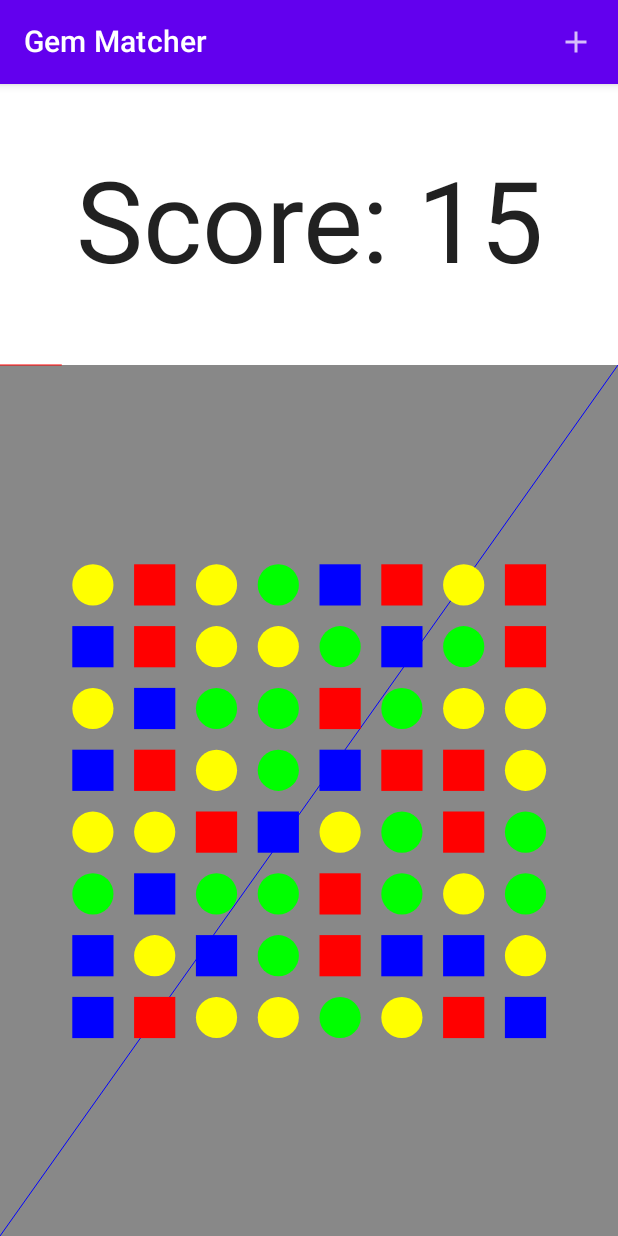
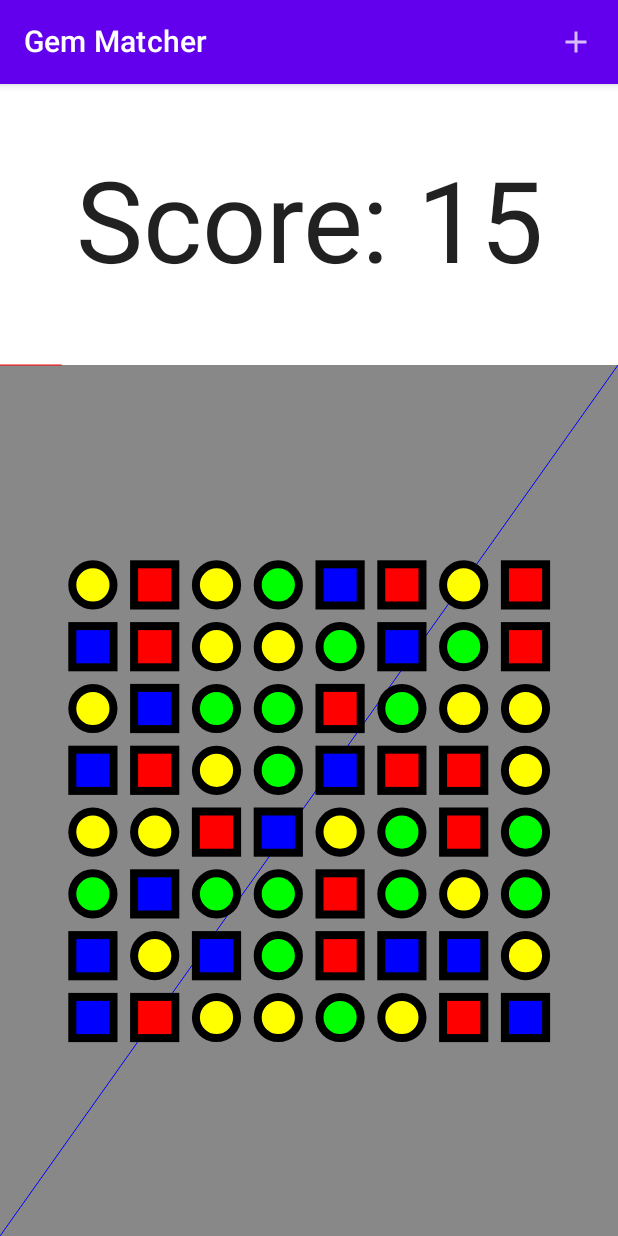
Before and after one commit to emlewis2/HW4, an Android app built with Jetpack Compose: the screen it shows after launch (MainActivity), on a phone screen of 412 x 824 dp. Run offline under Robolectric (Android 15) with nearby library versions, the phone set to English and light mode, and no system bars.

Commit message:
Highlight shape type

```diff
--- a/app/src/main/java/lewis/libby/hw4/Helper.kt
+++ b/app/src/main/java/lewis/libby/hw4/Helper.kt
@@ -21,18 +21,18 @@ const val NUMBER_OF_ROWS = 8
  * You need to define your own shapes rather than the ones I have below, but be sure to keep
  *    [Empty]
  */
-sealed interface Shape
-object Square: Shape
-object Circle: Shape
-object Cross: Shape
-object Diamond: Shape
-object Empty: Shape
+sealed interface ShapeType
+object Square: ShapeType
+object Circle: ShapeType
+object Cross: ShapeType
+object Diamond: ShapeType
+object Empty: ShapeType
 
-//@Immutable
-//data class Shape(
-//    val shapeType: Shape,
-//    val offset: Offset
-//)
+@Immutable
+data class Shape(
+    val shapeType: ShapeType,
+    val offset: Offset
+)
 
 // Removed Shape Types to put in separate file
 
@@ -155,10 +155,10 @@ fun List<Shape>.shiftDown(): List<Shape> {
     for(column in 1..NUMBER_OF_ROWS) {
         for(row in NUMBER_OF_ROWS downTo 2) { // if top is empty, nothing to move into it...
             val shape = mutable[row, column]
-            if (shape == Empty) {
+            if (shape.shapeType == Empty) {
                 // find first non-empty above it and swap
                 for(above in row-1 downTo 1) {
-                    if (mutable[above, column] != Empty) {
+                    if (mutable[above, column].shapeType != Empty) {
                         mutable.swapMutable(row, column, above, column)
                         break
                     }
@@ -175,7 +175,7 @@ fun List<Shape>.shiftDown(): List<Shape> {
  fun List<Shape>.removeMatches(matches: Set<Int>) =
     mapIndexed { n, existingShape ->
         if (n in matches) {
-            Empty
+            Shape(Empty, Offset.Zero)
         } else {
             existingShape
         }
@@ -187,7 +187,7 @@ fun List<Shape>.shiftDown(): List<Shape> {
  */
 fun List<Shape>.replaceEmptiesWithRandoms() =
     map {
-        if (it == Empty) {
+        if (it.shapeType == Empty) {
             randomShape()
         } else {
             it
@@ -200,10 +200,10 @@ private val random = Random(System.currentTimeMillis())
  * Create a random shape. Note that you'll need to replace these with your shapes
  */
 fun randomShape() = when(random.nextInt(4)) {
-    0 -> Square
-    1 -> Circle
-    2 -> Cross
-    else -> Diamond
+    0 -> Shape(Square, Offset.Zero)
+    1 -> Shape(Circle, Offset.Zero)
+    2 -> Shape(Cross, Offset.Zero)
+    else -> Shape(Diamond, Offset.Zero)
 }
 
 //fun randomShape() = when(random.nextInt(1)) {
--- a/app/src/main/java/lewis/libby/hw4/MainActivity.kt
+++ b/app/src/main/java/lewis/libby/hw4/MainActivity.kt
@@ -7,20 +7,25 @@ import androidx.activity.ComponentActivity
 import androidx.activity.compose.setContent
 import androidx.activity.viewModels
 import androidx.compose.foundation.Canvas
+import androidx.compose.foundation.gestures.awaitFirstDown
+import androidx.compose.foundation.gestures.awaitTouchSlopOrCancellation
+import androidx.compose.foundation.gestures.drag
+import androidx.compose.foundation.gestures.forEachGesture
 import androidx.compose.foundation.layout.*
 import androidx.compose.material.*
 import androidx.compose.material.icons.Icons
 import androidx.compose.material.icons.filled.Add
-import androidx.compose.runtime.Composable
-import androidx.compose.runtime.collectAsState
-import androidx.compose.runtime.remember
-import androidx.compose.runtime.rememberCoroutineScope
+import androidx.compose.runtime.*
 import androidx.compose.ui.Alignment
 import androidx.compose.ui.Modifier
 import androidx.compose.ui.geometry.Offset
 import androidx.compose.ui.geometry.Size
 import androidx.compose.ui.graphics.Color
 import androidx.compose.ui.graphics.drawscope.*
+import androidx.compose.ui.input.pointer.PointerInputChange
+import androidx.compose.ui.input.pointer.PointerInputScope
+import androidx.compose.ui.input.pointer.pointerInput
+import androidx.compose.ui.input.pointer.positionChange
 import androidx.compose.ui.platform.LocalDensity
 import androidx.compose.ui.res.stringResource
 import androidx.compose.ui.unit.IntSize
@@ -51,6 +56,10 @@ class MainActivity : ComponentActivity() {
 data class Handlers(
     val onAddScore: (points: Int) -> Unit,
     val gameLogic: (shapeList: List<Shape>) -> Unit,
+//    val onDragStart: (finger: Offset, size: Float) -> Unit,
+//    val onDrag: (Offset) -> Unit,
+//    val onDragEnd: () -> Unit,
+    val onHighLightShape: (finger: Offset, size: Float) -> Unit,
 )
 
 @Composable
@@ -59,7 +68,8 @@ fun Ui(
 ) {
     val scope = rememberCoroutineScope()
     val score = viewModel.score.collectAsState(initial = 0).value
-    val shapes = viewModel.shapes.collectAsState(initial = List(64){Empty}).value
+    val shapes by viewModel.shapes.collectAsState(initial = List(64){Shape(Empty, Offset.Zero)})
+    val highlightShapeType by viewModel.highlightShapeType.collectAsState(initial = null)
 
 //    val location = shapeIndex(0, 0)
 //    val test = shapes[1, 1]
@@ -72,6 +82,14 @@ fun Ui(
                     scope.launch {
                         viewModel.gameLogic(shapeList)
                     }
+            },
+//            onDragStart = { finger, size -> viewModel.startDrag(finger, size) },
+//            onDrag = { offset -> viewModel.drag(offset) },
+//            onDragEnd = { viewModel.endDrag() },
+            onHighLightShape = { finger, size ->
+                scope.launch{
+                    viewModel.highlightShape(finger, size)
+                }
             }
         )
     }
@@ -82,6 +100,7 @@ fun Ui(
         shapes = shapes,
         handlers = handlers,
         updateGems = viewModel::updateGems,
+        highlightShapeType = highlightShapeType,
 //        updateShapes = viewModel::updateShapes,
         modifier = Modifier.fillMaxSize()
     )
@@ -96,6 +115,7 @@ fun Graph(
     shapes: List<Shape>,
     updateGems: (List<Shape>) -> Unit,
     handlers: Handlers,
+    highlightShapeType: ShapeType?,
 //    updateShapes: (newShapes: List<Shape>) -> Unit,
     modifier: Modifier
 ) {
@@ -104,12 +124,14 @@ fun Graph(
 //        const val NUMBER_OF_ROWS = 8
 //        val scope = rememberCoroutineScope()
 
-        fun DrawScope.drawCircle(x: Float, y: Float, outlineColor: Color, shapeOffsetPx: Float, shapeCenter: Offset, radius: Float, outline: DrawStyle) {
-            translate(x + shapeOffsetPx, y + shapeOffsetPx) {
-                drawCircle(color = Color.Green, center = shapeCenter, radius = radius, style = Fill)
-                drawCircle(color = outlineColor, center = shapeCenter, radius = radius, style = outline)
-            }
-        }
+        var finger by remember { mutableStateOf(Offset.Zero) }
+
+//        fun DrawScope.drawCircle(x: Float, y: Float, outlineColor: Color, shapeOffsetPx: Float, shapeCenter: Offset, radius: Float, outline: DrawStyle) {
+//            translate(x + shapeOffsetPx, y + shapeOffsetPx) {
+//                drawCircle(color = Color.Green, center = shapeCenter, radius = radius, style = Fill)
+//                drawCircle(color = outlineColor, center = shapeCenter, radius = radius, style = outline)
+//            }
+//        }
 
 //        val testList = List(5) {Circle}
 //        val currentPosition = testList[0,0]
@@ -172,6 +194,17 @@ fun Graph(
                         Canvas(
                             modifier = Modifier
                                 .fillMaxSize()
+                                .pointerInput(handlers) {
+                                    detectTapDragGestures(
+                                        onTap = {
+                                            Log.d("OnTap", "")
+                                            finger = it
+                                            handlers.onHighLightShape(
+                                                finger, min(size.width, size.height)/10f
+                                            )
+                                        }
+                                    )
+                                }
 //                                .height(100.dp)
                             //                            .padding(vertical = 50.dp)
                         ) {
@@ -214,7 +247,7 @@ fun Graph(
 //                            val currentPosition = shapes.get(0, 0)
 //                            Log.d("Current Position", currentPosition.toString())
 
-                            val outlineColor = Color.Black
+//                            val outlineColor = Color.Black
 
 //                            var newList = shapes.replaceEmptiesWithRandoms()
 
@@ -277,11 +310,32 @@ fun Graph(
 //                                            Log.d("Inside", row.toString())
 //                                            val currentPosition = shapes.get(row, column)
 //                                            Log.d("Shape", currentPosition.toString())
-                                            when(shapes[row+1, column+1]) {
-                                                Circle -> drawCircle(color = Color.Yellow, center = shapeCenter, radius = radius)
-                                                Square ->  drawRect(color = Color.Blue, size = Size(shapeSize, shapeSize), topLeft = Offset(shapeOffset, shapeOffset))
-                                                Diamond -> drawRect(color = Color.Red, size = Size(shapeSize, shapeSize), topLeft = Offset(shapeOffset, shapeOffset))
-                                                Cross -> drawCircle(color = Color.Green, center = shapeCenter, radius = radius)
+                                            val shape = shapes[row+1, column+1]
+                                            when(shape.shapeType) {
+                                                Circle -> {
+                                                    val outlineColor =
+                                                        if (shape.shapeType == highlightShapeType) Color.Magenta else Color.Black
+                                                    drawCircle(color = Color.Yellow, center = shapeCenter, radius = radius)
+                                                    drawCircle(color = outlineColor, center = shapeCenter, radius = radius, style = outline)
+                                                }
+                                                Square ->  {
+                                                    val outlineColor =
+                                                        if (shape.shapeType == highlightShapeType) Color.Magenta else Color.Black
+                                                    drawRect(color = Color.Blue, size = Size(shapeSize, shapeSize), topLeft = Offset(shapeOffset, shapeOffset))
+                                                    drawRect(color = outlineColor, size = Size(shapeSize, shapeSize), topLeft = Offset(shapeOffset, shapeOffset), style = outline)
+                                                }
+                                                Diamond -> {
+                                                    val outlineColor =
+                                                        if (shape.shapeType == highlightShapeType) Color.Magenta else Color.Black
+                                                    drawRect(color = Color.Red, size = Size(shapeSize, shapeSize), topLeft = Offset(shapeOffset, shapeOffset))
+                                                    drawRect(color = outlineColor, size = Size(shapeSize, shapeSize), topLeft = Offset(shapeOffset, shapeOffset), style = outline)
+                                                }
+                                                Cross -> {
+                                                    val outlineColor =
+                                                        if (shape.shapeType == highlightShapeType) Color.Magenta else Color.Black
+                                                    drawCircle(color = Color.Green, center = shapeCenter, radius = radius)
+                                                    drawCircle(color = outlineColor, center = shapeCenter, radius = radius, style = outline)
+                                                }
                                                 Empty -> {}
                                             }
 //                                            Log.d("Inside", row.toString())
@@ -340,3 +394,62 @@ fun Graph(
         )
     }
 }
+
+// Gesture detector for taps and drags
+// Copied from DragGestureDetector.kt in Jetpack Compose
+// LICENSE: Apache 2.0
+/*
+ * Copyright 2020 The Android Open Source Project
+ *
+ * Licensed under the Apache License, Version 2.0 (the "License");
+ * you may not use this file except in compliance with the License.
+ * You may obtain a copy of the License at
+ *
+ *      http://www.apache.org/licenses/LICENSE-2.0
+ *
+ * Unless required by applicable law or agreed to in writing, software
+ * distributed under the License is distributed on an "AS IS" BASIS,
+ * WITHOUT WARRANTIES OR CONDITIONS OF ANY KIND, either express or implied.
+ * See the License for the specific language governing permissions and
+ * limitations under the License.
+ */
+suspend fun PointerInputScope.detectTapDragGestures(
+    onTap: (Offset) -> Unit = {},
+    onDragStart: (Offset) -> Unit = { },
+    onDragEnd: () -> Unit = { },
+    onDragCancel: () -> Unit = { },
+    onDrag: (change: PointerInputChange, dragAmount: Offset) -> Unit = { _, _ ->}
+) {
+    forEachGesture {
+        awaitPointerEventScope {
+            val down = awaitFirstDown(requireUnconsumed = false)
+            var drag: PointerInputChange?
+            var overSlop = Offset.Zero
+            do {
+                drag = awaitTouchSlopOrCancellation(
+                    down.id,
+//                    down.type
+                ) { change, over ->
+                    change.consume()
+                    overSlop = over
+                }
+            } while (drag != null && !drag.isConsumed)
+            if (drag != null) {
+                onDragStart.invoke(down.position) // Changed to down instead of drag
+                onDrag(drag, overSlop)
+                if (
+                    !drag(drag.id) {
+                        onDrag(it, it.positionChange())
+                        it.consume()
+                    }
+                ) {
+                    onDragCancel()
+                } else {
+                    onDragEnd()
+                }
+            } else {                    // ADDED
+                onTap(down.position)    // ADDED
+            }
+        }
+    }
+}
```
Also changed, not shown: app/src/main/java/lewis/libby/hw4/GemViewModel.kt (+76 -1 lines).
